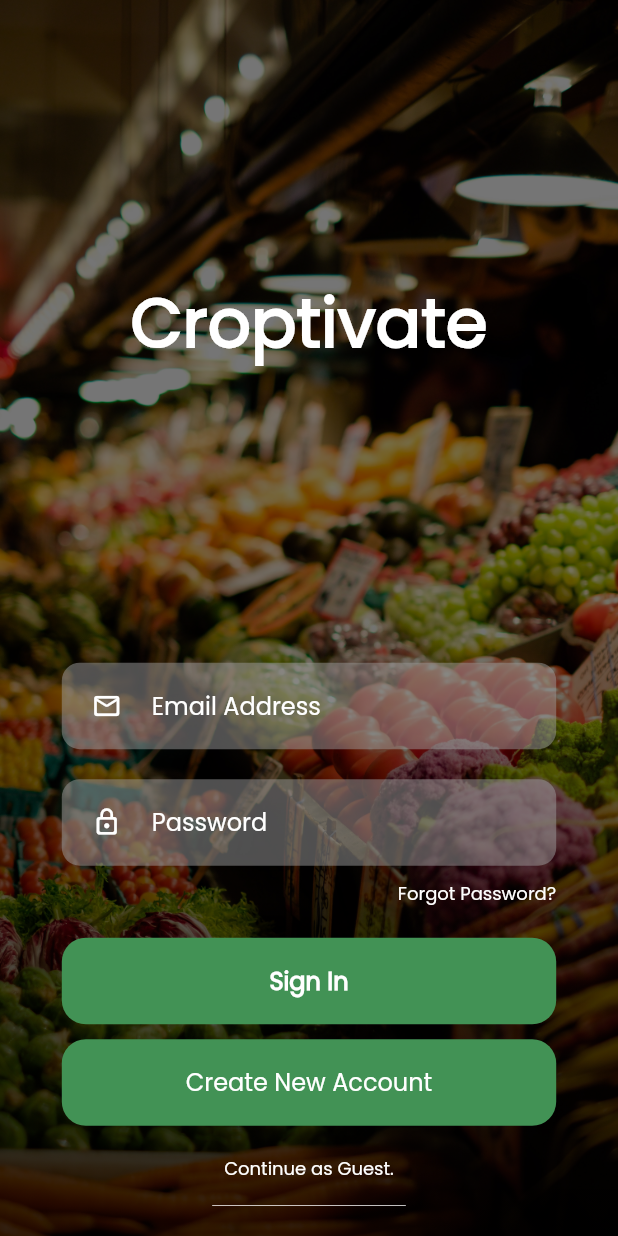
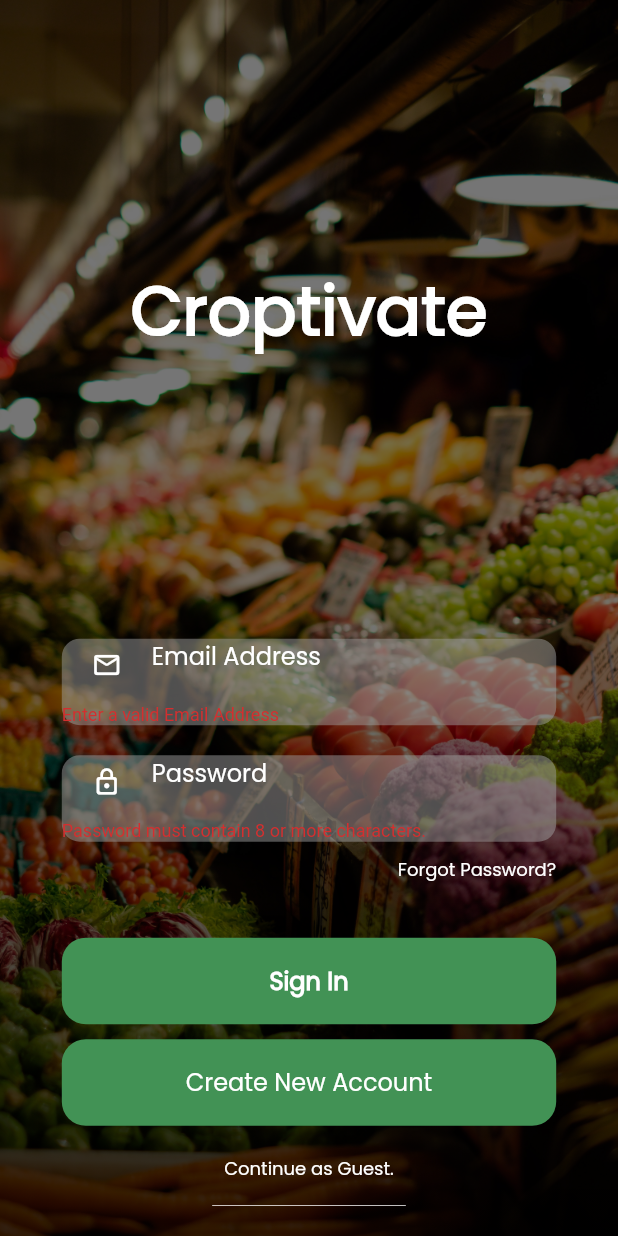
Before and after one commit to gailmaac/Croptivate, a Flutter app: the screen it shows after launch, after a tap on "Sign In", on a phone screen of 412 x 824 dp. Run offline on Flutter 3.47's test engine with Material 2 defaults, Android fonts, the phone set to English and light mode, and no system bars; our stand-ins replace cloud_firestore, firebase_auth, firebase_core, flutter_spinkit; accounts and stored records are empty.

Commit message:
Update sign_in.dart

```diff
--- a/croptivate_app/lib/screens/authentication/sign_in.dart
+++ b/croptivate_app/lib/screens/authentication/sign_in.dart
@@ -1,5 +1,6 @@
 import 'package:croptivate_app/pallete.dart';
 import 'package:croptivate_app/services/auth.dart';
+import 'package:croptivate_app/shared/loading.dart';
 import 'package:croptivate_app/widgets/backgroundimage.dart';
 import 'package:flutter/material.dart';
 
@@ -13,15 +14,19 @@ class SignIn extends StatefulWidget {
 class _SignInState extends State<SignIn> {
 
   final AuthService _auth = AuthService();
+  final _formKey = GlobalKey<FormState>();
+  bool loading = false;
 
   //textformfield state
   String email = '';
   String password = '';
 
+  String error = '';
+
   @override
   Widget build(BuildContext context) {
     Size size = MediaQuery.of(context).size;
-    return Stack(
+    return loading ? Loading() : Stack(
       children: [
         BackgroundImage(image: "assets/vegetable2.jpg"),
         Scaffold(
@@ -42,9 +47,11 @@ class _SignInState extends State<SignIn> {
                 ),
               ),
               Form(
+                key: _formKey,
                 child: Column(
                   crossAxisAlignment: CrossAxisAlignment.end,
                   children: [
+                    //EMAIL ADDRESS
                     Padding(
                       padding: const EdgeInsets.symmetric(vertical: 10.0),
                       child: Container(
@@ -56,11 +63,16 @@ class _SignInState extends State<SignIn> {
                         ),
                         child: Center(
                           child: TextFormField(
+                            validator: (val) => val!.isEmpty ? 'Enter a valid Email Address' : null,
                             onChanged: (val) {
                               setState(() => email = val);
                             },
                             decoration: InputDecoration(
                               border: InputBorder.none,
+                              focusedBorder: OutlineInputBorder(
+                                borderSide: BorderSide(color: cWhite, width: 2.0),
+                                borderRadius: BorderRadius.circular(12),
+                              ),
                               prefixIcon: Padding(
                                 padding: const EdgeInsets.symmetric(horizontal: 20.0),
                                 child: Icon(
@@ -77,8 +89,9 @@ class _SignInState extends State<SignIn> {
                           ),
                         ),
                       ),
-                    ), //EMAIL ADDRESS
+                    ),
 
+                  //PASSWORD
                   Padding(
                     padding: const EdgeInsets.symmetric(vertical: 10.0),
                     child: Container(
@@ -90,10 +103,15 @@ class _SignInState extends State<SignIn> {
                       ),
                       child: Center(
                         child: TextFormField(
+                          validator: (val) => val!.length < 8 ? 'Password must contain 8 or more characters.' : null,
                           onChanged: (val) {
                             setState(() => password = val);
                           },
                           decoration: InputDecoration(
+                            focusedBorder: OutlineInputBorder(
+                                borderSide: BorderSide(color: cWhite, width: 2.0),
+                                borderRadius: BorderRadius.circular(12),
+                              ),
                             border: InputBorder.none,
                             prefixIcon: Padding(
                               padding: const EdgeInsets.symmetric(horizontal: 20.0),
@@ -112,7 +130,8 @@ class _SignInState extends State<SignIn> {
                         ),
                       ),
                     ),
-                  ), //PASSWORD
+                  ),
+
                     GestureDetector(
                       onTap: () => Navigator.pushNamed(context, 'ForgotPassword'),
                       child: Text(
@@ -124,6 +143,10 @@ class _SignInState extends State<SignIn> {
                       height: 20,
                     ),
 
+                     Text(
+                      error,
+                      style: TextStyle(color: Colors.red, fontSize: 14)
+                    ),
                     Container(
                       height: size.height * 0.07,
                       width: size.width * 0.8,
@@ -132,8 +155,18 @@ class _SignInState extends State<SignIn> {
                         color: cGreen),
                       child: TextButton(
                         onPressed: () async{
-                          print(email);
-                          print(password);
+                          if (_formKey.currentState!.validate()){
+                            setState(() {
+                              loading = true;
+                            });
+                            dynamic result = await _auth.signIn(email, password);
+                             if (result == null) {
+                               setState(() {
+                                 error = "Could not sign in with those credentials";
+                                 loading = false;
+                               });
+                             }
+                          }
                         },
                         child: Text(
                           "Sign In",
@@ -144,6 +177,7 @@ class _SignInState extends State<SignIn> {
                     SizedBox(
                       height: 10,
                     ),
+
                   ],
                 ),
               ),
```
